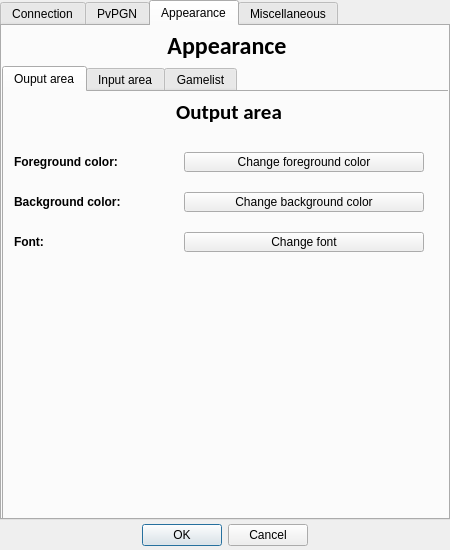
This is GProxy/source/ConfigGUI.ui in irknet/gproxy-ghostgraz as Qt 5 draws it before an edit. The edited form follows.
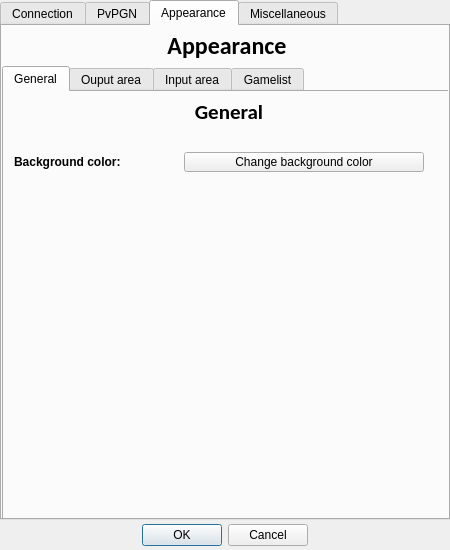
This is the edited form. The open tabs and pages were chosen to show the change. Icons and pictures are not drawn. Custom widgets are drawn as their Qt base class.

Commit message: Lots of refactoring and bugfixing. ('<' and '>' now will be displayed correctly) Added first customization changes. (Background color and font of the outputArea)

The edit to the form file:
```diff
--- a/GProxy/source/ConfigGUI.ui
+++ b/GProxy/source/ConfigGUI.ui
@@ -793,6 +793,75 @@
      <property name="currentIndex">
       <number>0</number>
      </property>
+     <widget class="QWidget" name="appearanceGeneralTab">
+      <attribute name="title">
+       <string>General</string>
+      </attribute>
+      <widget class="QLabel" name="generalHeaderLabel">
+       <property name="geometry">
+        <rect>
+         <x>0</x>
+         <y>0</y>
+         <width>450</width>
+         <height>40</height>
+        </rect>
+       </property>
+       <property name="sizePolicy">
+        <sizepolicy hsizetype="Expanding" vsizetype="Expanding">
+         <horstretch>0</horstretch>
+         <verstretch>0</verstretch>
+        </sizepolicy>
+       </property>
+       <property name="font">
+        <font>
+         <family>Calibri</family>
+         <pointsize>16</pointsize>
+         <weight>75</weight>
+         <bold>true</bold>
+        </font>
+       </property>
+       <property name="text">
+        <string>General</string>
+       </property>
+       <property name="alignment">
+        <set>Qt::AlignCenter</set>
+       </property>
+      </widget>
+      <widget class="QLabel" name="backgroundcolorLabel">
+       <property name="geometry">
+        <rect>
+         <x>10</x>
+         <y>60</y>
+         <width>160</width>
+         <height>20</height>
+        </rect>
+       </property>
+       <property name="font">
+        <font>
+         <family>Arial</family>
+         <pointsize>9</pointsize>
+         <weight>75</weight>
+         <bold>true</bold>
+        </font>
+       </property>
+       <property name="text">
+        <string>Background color:</string>
+       </property>
+      </widget>
+      <widget class="QPushButton" name="backgroundcolorButton">
+       <property name="geometry">
+        <rect>
+         <x>180</x>
+         <y>60</y>
+         <width>240</width>
+         <height>20</height>
+        </rect>
+       </property>
+       <property name="text">
+        <string>Change background color</string>
+       </property>
+      </widget>
+     </widget>
      <widget class="QWidget" name="appearanceOutputareaTab">
       <property name="whatsThis">
        <string>The output area is the big field at the left side of GProxy.
@@ -822,27 +891,6 @@
         <string>Foreground color:</string>
        </property>
       </widget>
-      <widget class="QLabel" name="outputareaBackgroundcolorLabel">
-       <property name="geometry">
-        <rect>
-         <x>10</x>
-         <y>100</y>
-         <width>160</width>
-         <height>20</height>
-        </rect>
-       </property>
-       <property name="font">
-        <font>
-         <family>Arial</family>
-         <pointsize>9</pointsize>
-         <weight>75</weight>
-         <bold>true</bold>
-        </font>
-       </property>
-       <property name="text">
-        <string>Background color:</string>
-       </property>
-      </widget>
       <widget class="QLabel" name="outputareaHeaderLabel">
        <property name="geometry">
         <rect>
@@ -877,7 +925,7 @@
        <property name="geometry">
         <rect>
          <x>10</x>
-         <y>140</y>
+         <y>100</y>
          <width>160</width>
          <height>20</height>
         </rect>
@@ -907,24 +955,11 @@
         <string>Change foreground color</string>
        </property>
       </widget>
-      <widget class="QPushButton" name="outputareaBackgroundcolorButton">
-       <property name="geometry">
-        <rect>
-         <x>180</x>
-         <y>100</y>
-         <width>240</width>
-         <height>20</height>
-        </rect>
-       </property>
-       <property name="text">
-        <string>Change background color</string>
-       </property>
-      </widget>
       <widget class="QPushButton" name="outputareaFontButton">
        <property name="geometry">
         <rect>
          <x>180</x>
-         <y>140</y>
+         <y>100</y>
          <width>240</width>
          <height>20</height>
         </rect>
```
Left out of the diff: 34 changed lines with no effect on the pictures. The commit also changes 33 other files.
